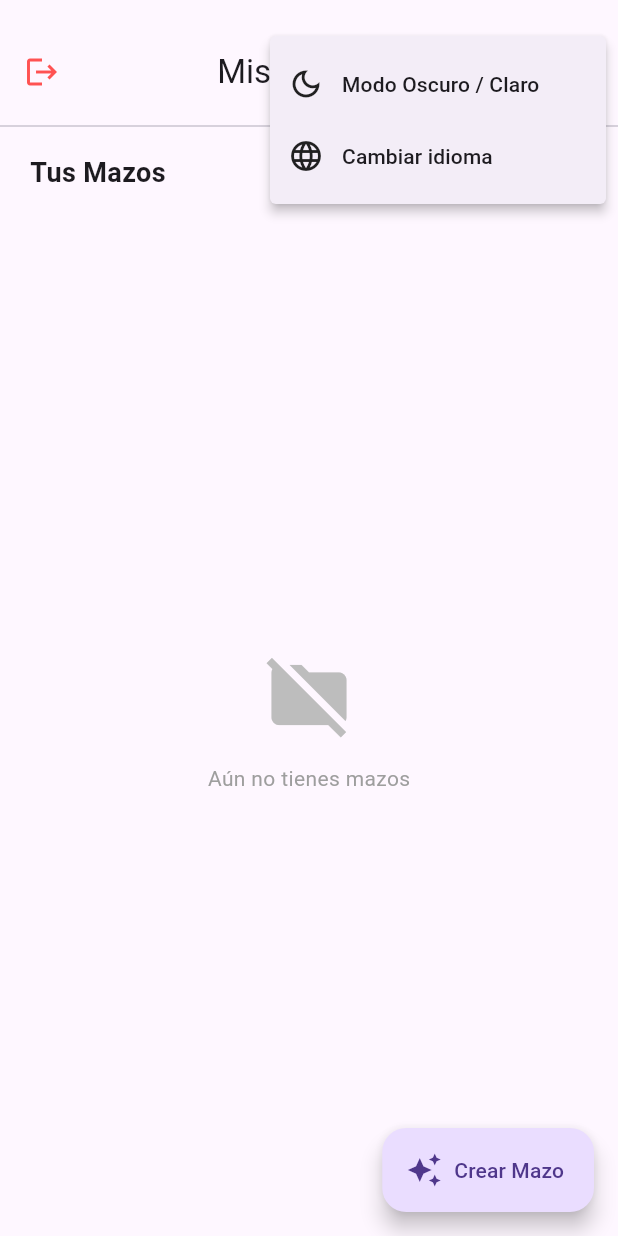
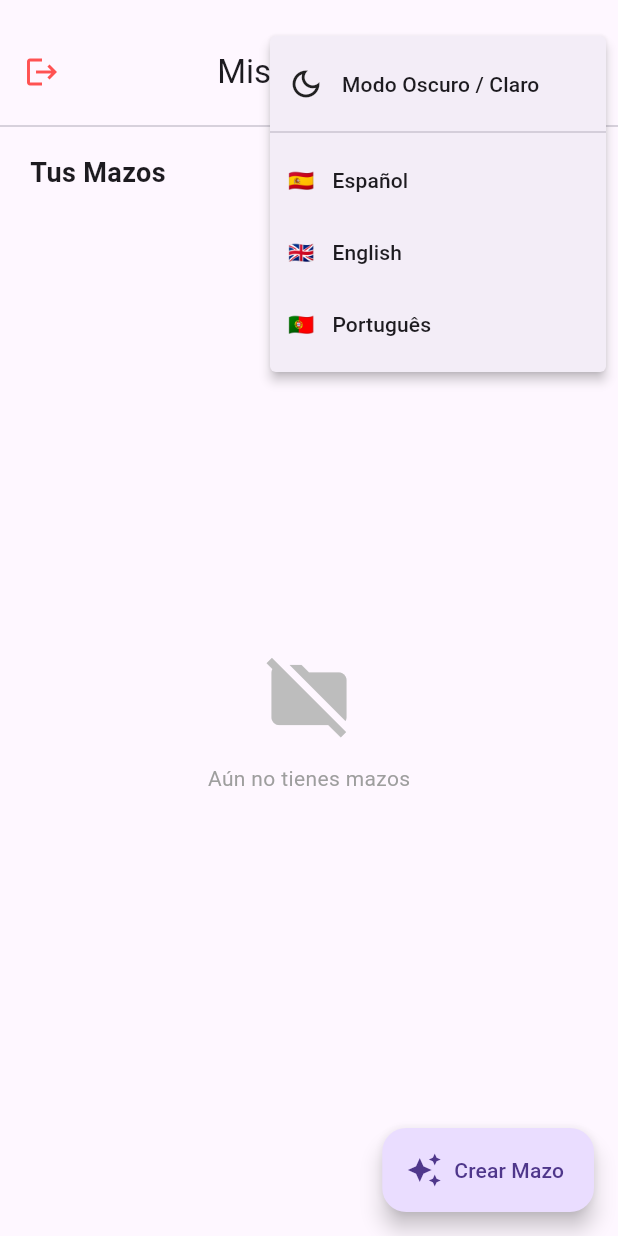
Before and after one commit to jjtc0005/TFG, a Flutter app: the HomeScreen screen opened directly, after a tap on the "settings" icon, on a phone screen of 412 x 824 dp. Run offline on Flutter 3.47's test engine with Material 3 defaults, Android fonts, the phone set to English and light mode, and no system bars; our stand-ins replace cloud_firestore, file_picker, firebase_auth, firebase_core, flutter_dotenv, google_generative_ai and 2 more; accounts and stored records are empty; project files that could hold a hidden picture were left out.

Commit message:
Aplicación terminada preliminarmente

```diff
--- a/flashcardstfg/lib/l10n/app_localizations.dart
+++ b/flashcardstfg/lib/l10n/app_localizations.dart
@@ -7,6 +7,7 @@ import 'package:intl/intl.dart' as intl;
 
 import 'app_localizations_en.dart';
 import 'app_localizations_es.dart';
+import 'app_localizations_pt.dart';
 
 // ignore_for_file: type=lint
 
@@ -96,6 +97,7 @@ abstract class AppLocalizations {
   static const List<Locale> supportedLocales = <Locale>[
     Locale('en'),
     Locale('es'),
+    Locale('pt'),
   ];
 
   /// No description provided for @tituloHome.
@@ -536,7 +538,7 @@ class _AppLocalizationsDelegate
 
   @override
   bool isSupported(Locale locale) =>
-      <String>['en', 'es'].contains(locale.languageCode);
+      <String>['en', 'es', 'pt'].contains(locale.languageCode);
 
   @override
   bool shouldReload(_AppLocalizationsDelegate old) => false;
@@ -549,6 +551,8 @@ AppLocalizations lookupAppLocalizations(Locale locale) {
       return AppLocalizationsEn();
     case 'es':
       return AppLocalizationsEs();
+    case 'pt':
+      return AppLocalizationsPt();
   }
 
   throw FlutterError(
--- a/flashcardstfg/lib/main.dart
+++ b/flashcardstfg/lib/main.dart
@@ -56,6 +56,7 @@ class MyApp extends StatelessWidget {
               supportedLocales: const [
                 Locale('es', ''), // Español
                 Locale('en', ''), // Inglés
+                Locale('pt', '') // Portugués
               ],
 
               theme: ThemeData.light(useMaterial3: true),
--- a/flashcardstfg/lib/screens/home_screen.dart
+++ b/flashcardstfg/lib/screens/home_screen.dart
@@ -39,43 +39,69 @@ class HomeScreen extends StatelessWidget {
             tooltip: AppLocalizations.of(context)!.configuracion,
             onSelected: (value) {
               if (value == 'theme') {
-                // Si está en claro, ponlo oscuro. Si está en oscuro, ponlo claro.
+                // Modo oscuro / claro original
                 themeNotifier.value = themeNotifier.value == ThemeMode.light
                     ? ThemeMode.dark
                     : ThemeMode.light;
+              } else {
+                // Si el valor no es 'theme', es el código del idioma ('es', 'en', 'pt')
+                localeNotifier.value = Locale(value);
               }
-
-              else if (value == 'language') {
-                localeNotifier.value = localeNotifier.value.languageCode == 'es'
-                    ? const Locale('en')
-                    : const Locale('es');
-              }
-
             },
             itemBuilder: (BuildContext context) => <PopupMenuEntry<String>>[
+              // 1. Botón de Modo Oscuro/Claro
               PopupMenuItem<String>(
                 value: 'theme',
                 child: Row(
                   children: [
-                    const Icon(Icons.dark_mode_outlined, color: Colors.black87),
+                    Icon(
+                      themeNotifier.value == ThemeMode.light
+                          ? Icons.dark_mode_outlined
+                          : Icons.light_mode_outlined,
+                      color: Colors.black87
+                    ),
                     const SizedBox(width: 12),
                     Text(AppLocalizations.of(context)!.modoColor),
                   ],
                 ),
               ),
-               PopupMenuItem<String>(
-                value: 'language',
+
+              // 2. Separador visual
+              const PopupMenuDivider(),
+
+              // 3. Opciones de idiomas
+              const PopupMenuItem<String>(
+                value: 'es',
                 child: Row(
                   children: [
-                    const Icon(Icons.language, color: Colors.black87),
-                    const SizedBox(width: 12),
-                    // Usamos el diccionario en lugar de texto fijo
-                    Text(AppLocalizations.of(context)!.idioma),
+                    Text('🇪🇸'),
+                    SizedBox(width: 12),
+                    Text('Español'),
+                  ],
+                ),
+              ),
+              const PopupMenuItem<String>(
+                value: 'en',
+                child: Row(
+                  children: [
+                    Text('🇬🇧'),
+                    SizedBox(width: 12),
+                    Text('English'),
+                  ],
+                ),
+              ),
+              const PopupMenuItem<String>(
+                value: 'pt',
+                child: Row(
+                  children: [
+                    Text('🇵🇹'),
+                    SizedBox(width: 12),
+                    Text('Português'),
                   ],
                 ),
               ),
             ],
-          ),
+          )
         ],
        ),
       ),
```
Also changed, not shown: flashcardstfg/lib/l10n/app_localizations_pt.dart (added, +224 -0 lines), flashcardstfg/lib/l10n/app_pt.arb (added, +87 -0 lines), flashcardstfg/lib/images/diagram.svg (deleted).
